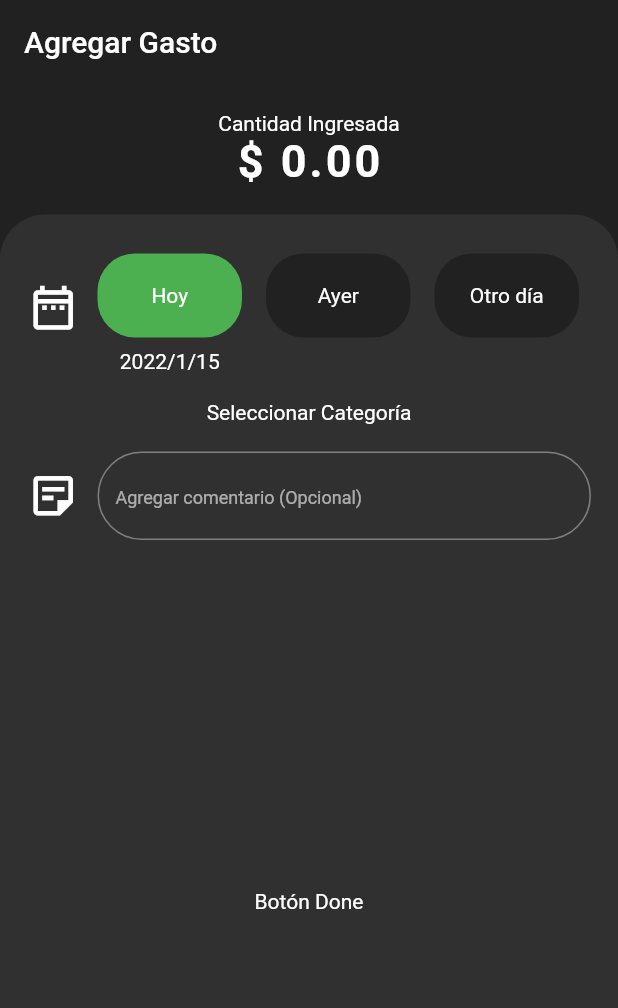
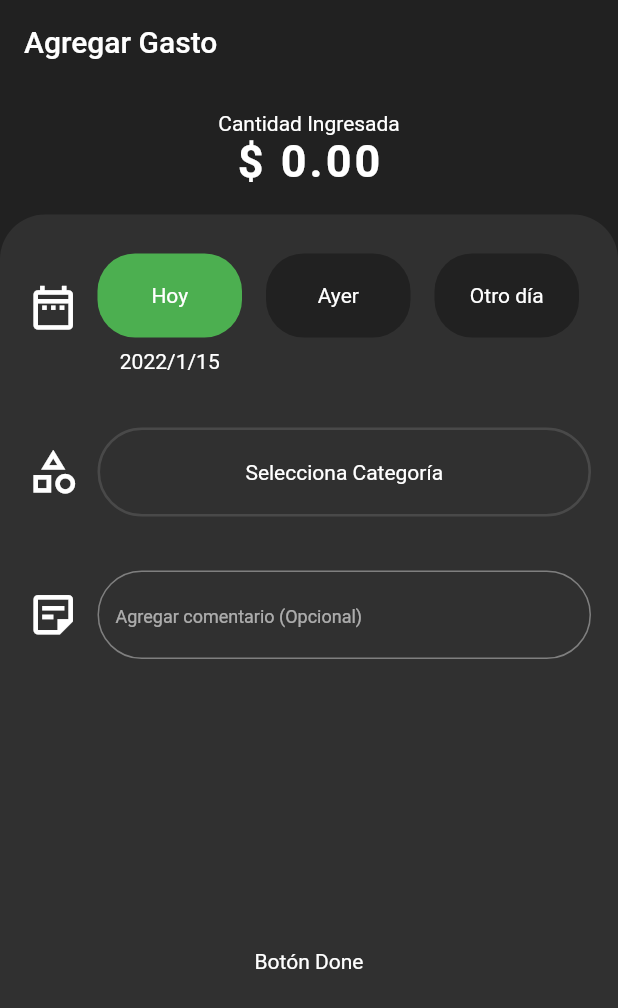
Before and after one commit to EnriquemQz/exp-Updated, a Flutter app: the AddExpenses screen opened directly, on a phone screen of 412 x 824 dp. Shown: the top 1008 px of the screen. Run offline on Flutter 3.47's test engine with Material 2 defaults, Android fonts, the phone set to English and light mode, and no system bars; our stand-ins replace flutter_speed_dial.

Commit message:
Fin Sección 6

```diff
--- a/lib/models/combined_model.dart
+++ b/lib/models/combined_model.dart
@@ -11,9 +11,9 @@ class CombinedModel {
         this.year  = 0,
         this.month = 0,
         this.day   = 0,
-        this.category,
-        this.color,
-        this.icon,
+        this.category = 'Selecciona Categoría',
+        this.color = '',
+        this.icon = '',
         this.comment = '',
         this.amount  = 0.0,
     });
@@ -23,9 +23,9 @@ class CombinedModel {
     int year;
     int month;
     int day;
-    String? category;
-    String? color;
-    String? icon;
+    String category;
+    String color;
+    String icon;
     String comment;
     double amount;
 
--- /dev/null
+++ b/lib/models/features_model.dart
@@ -0,0 +1,37 @@
+// To parse this JSON data, do
+//
+//     final featuresModel = featuresModelFromJson(jsonString);
+
+import 'dart:convert';
+
+FeaturesModel featuresModelFromJson(String str) => FeaturesModel.fromJson(json.decode(str));
+
+String featuresModelToJson(FeaturesModel data) => json.encode(data.toJson());
+
+class FeaturesModel {
+    FeaturesModel({
+        this.id = 0,
+        this.category = '',
+        this.color = '',
+        this.icon = '',
+    });
+
+    int id;
+    String category;
+    String color;
+    String icon;
+
+    factory FeaturesModel.fromJson(Map<String, dynamic> json) => FeaturesModel(
+        id: json["id"],
+        category: json["category"],
+        color: json["color"],
+        icon: json["icon"],
+    );
+
+    Map<String, dynamic> toJson() => {
+        "id": id,
+        "category": category,
+        "color": color,
+        "icon": icon,
+    };
+}
--- a/lib/pages/add_expenses.dart
+++ b/lib/pages/add_expenses.dart
@@ -1,6 +1,8 @@
 
+// ignore_for_file: avoid_print
 import 'package:exp_app/models/combined_model.dart';
 import 'package:exp_app/utils/constants.dart';
+import 'package:exp_app/widgets/add_expenses_wt/bs_category.dart';
 import 'package:exp_app/widgets/add_expenses_wt/bs_num_keyboard.dart';
 import 'package:exp_app/widgets/add_expenses_wt/comment_box.dart';
 import 'package:exp_app/widgets/add_expenses_wt/date_picker.dart';
@@ -31,7 +33,7 @@ class AddExpenses extends StatelessWidget {
                 mainAxisAlignment: MainAxisAlignment.center,
                 children: [
                   DatePicker(cModel: cModel),
-                  const Text('Seleccionar Categoría'),
+                  BSCategory(cModel: cModel),
                   CommentBox(cModel: cModel),
                   Expanded(
                     child: Center(
--- /dev/null
+++ b/lib/widgets/add_expenses_wt/bs_category.dart
@@ -0,0 +1,140 @@
+import 'package:flutter/material.dart';
+
+
+import 'package:exp_app/utils/utils.dart';
+import 'package:exp_app/models/combined_model.dart';
+import 'package:exp_app/widgets/add_expenses_wt/category_list.dart';
+
+class BSCategory extends StatefulWidget {
+  final CombinedModel cModel;
+  const BSCategory({Key? key, required this.cModel}) : super(key: key);
+
+  @override
+  _BSCategoryState createState() => _BSCategoryState();
+}
+
+class _BSCategoryState extends State<BSCategory> {
+
+  @override
+  Widget build(BuildContext context) {
+    bool hasData = false;
+
+    if(widget.cModel.category != 'Selecciona Categoría'){
+      hasData = true;
+    }
+
+    return GestureDetector(
+      onTap: (){
+        _categorySelected();
+      },
+      child: Padding(
+        padding: const EdgeInsets.all(18.0),
+        child: Row(
+          children: [
+            const Icon(Icons.category_outlined, size: 35.0),
+            const SizedBox(width: 12.0),
+            Expanded(
+              child: Container(
+                padding: const EdgeInsets.all(20.0),
+                decoration: BoxDecoration(
+                  border: Border.all(
+                    width: 1.7,
+                    color: (hasData)
+                    ? widget.cModel.color.toColor()
+                    : Theme.of(context).dividerColor
+                  ),
+                  borderRadius: BorderRadius.circular(30.0)
+                ),
+                child: Center(
+                  child: Text(
+                    widget.cModel.category
+                  ),
+                ),
+              ),
+            )
+          ],
+        ),
+      ),
+    );
+  }
+
+  _categorySelected(){
+    var catList = CategoryList().catList;
+
+    void _itemSelected(String category, String color){
+      setState(() {
+        widget.cModel.category = category;
+        widget.cModel.color = color;
+        Navigator.pop(context);
+      });
+    }
+
+    var _widgets = [
+      ListView.builder(
+        shrinkWrap: true,
+        physics: const NeverScrollableScrollPhysics(),
+        itemCount: catList.length,
+        itemBuilder: (_, i) {
+          var item = catList[i];
+          return ListTile(
+            leading: Icon(
+              item.icon.toIcon(),
+              color: item.color.toColor(),
+              size: 35.0,
+            ),
+            title: Text(
+              item.category
+            ),
+            trailing: const Icon(
+              Icons.arrow_forward_ios,
+              size: 20.0,
+            ),
+            onTap: (){
+              _itemSelected(
+                item.category,
+                item.color
+              );
+            },
+          );
+        }
+      ),
+      const Divider(
+        thickness: 2.0,
+      ),
+      ListTile(
+        leading: const Icon(Icons.create_new_folder_outlined, size: 35.0),
+        title: const Text('Crear nueva Categoría'),
+        trailing: const Icon(Icons.arrow_forward_ios, size: 20.0),
+        onTap: (){
+          Navigator.pop(context);
+        }
+      ),
+      ListTile(
+        leading: const Icon(Icons.edit_outlined, size: 35.0),
+        title: const Text('Administrar Categoría'),
+        trailing: const Icon(Icons.arrow_forward_ios, size: 20.0),
+        onTap: (){
+          Navigator.pop(context);
+        },
+      )
+    ];
+
+    showModalBottomSheet(
+      shape: const RoundedRectangleBorder(
+        borderRadius: BorderRadius.vertical(
+          top: Radius.circular(25.0)
+        )
+      ),
+      isScrollControlled: true,
+      context: context,
+      builder: (constext) {
+        return SizedBox(
+          height: MediaQuery.of(context).size.height / 1.6,
+          child: ListView(
+            children: _widgets,
+          ),
+        );
+      }
+    );
+  }
+}
--- /dev/null
+++ b/lib/widgets/add_expenses_wt/category_list.dart
@@ -0,0 +1,11 @@
+
+import 'package:exp_app/models/features_model.dart';
+
+class CategoryList {
+  var catList = [
+    FeaturesModel(category: 'Gasolina', color: '#087802', icon: 'local_gas_station_outlined'),
+    FeaturesModel(category: 'Supermercado', color: '##3f9bfc', icon: 'shopping_cart_outlined'),
+    FeaturesModel(category: 'Restaurante', color: '#ff8605', icon: 'local_dining_outlined'),
+    FeaturesModel(category: 'Hogar', color: '#853afc', icon: 'home'),
+  ];
+}
```
Also changed, not shown: lib/utils/icon_list.dart (added, +100 -0 lines), lib/utils/utils.dart (added, +21 -0 lines).
